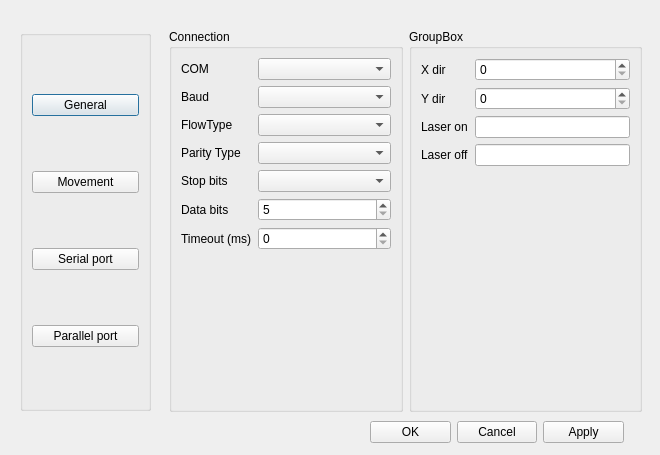
This is mainwindow/settings.ui in CommName/Cengrave as Qt 5 draws it before an edit. The edited form follows.
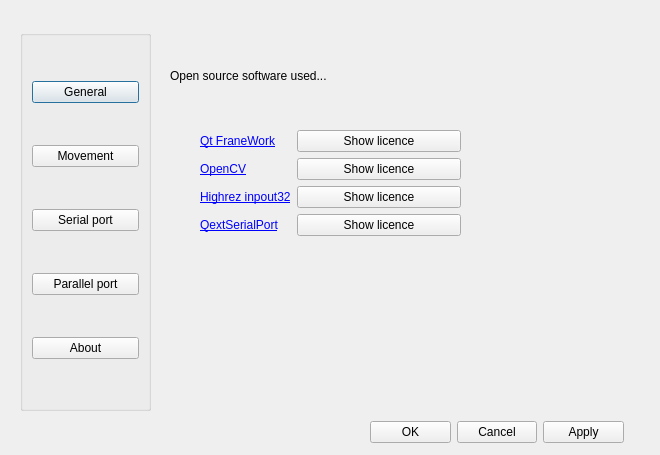
This is the edited form.

Commit message: Settings about

```diff
--- a/mainwindow/settings.ui
+++ b/mainwindow/settings.ui
@@ -75,6 +75,13 @@
       </property>
      </widget>
     </item>
+    <item>
+     <widget class="QPushButton" name="pushButton_2">
+      <property name="text">
+       <string>About</string>
+      </property>
+     </widget>
+    </item>
    </layout>
   </widget>
   <widget class="QStackedWidget" name="stackedWidget">
@@ -87,7 +94,7 @@
     </rect>
    </property>
    <property name="currentIndex">
-    <number>2</number>
+    <number>4</number>
    </property>
    <widget class="QWidget" name="general">
     <widget class="QComboBox" name="comboBox_mode">
@@ -926,6 +933,98 @@
      </item>
     </layout>
    </widget>
+   <widget class="QWidget" name="page">
+    <widget class="QLabel" name="label_3">
+     <property name="geometry">
+      <rect>
+       <x>10</x>
+       <y>40</y>
+       <width>171</width>
+       <height>31</height>
+      </rect>
+     </property>
+     <property name="text">
+      <string>Open source software used...</string>
+     </property>
+    </widget>
+    <widget class="QWidget" name="">
+     <property name="geometry">
+      <rect>
+       <x>40</x>
+       <y>110</y>
+       <width>261</width>
+       <height>111</height>
+      </rect>
+     </property>
+     <layout class="QFormLayout" name="formLayout_9">
+      <item row="0" column="0">
+       <widget class="QLabel" name="label_7">
+        <property name="text">
+         <string>&lt;a href=&quot;https://www.qt.io/&quot;&gt;Qt FraneWork&lt;/a&gt;</string>
+        </property>
+       </widget>
+      </item>
+      <item row="0" column="1">
+       <widget class="QPushButton" name="button_Qt_licence">
+        <property name="text">
+         <string>Show licence</string>
+        </property>
+       </widget>
+      </item>
+      <item row="1" column="0">
+       <widget class="QLabel" name="label_4">
+        <property name="text">
+         <string>&lt;a href=&quot;https://opencv.org/&quot;&gt;OpenCV&lt;/a&gt;</string>
+        </property>
+       </widget>
+      </item>
+      <item row="1" column="1">
+       <widget class="QPushButton" name="button_openCv_licence">
+        <property name="text">
+         <string>Show licence</string>
+        </property>
+       </widget>
+      </item>
+      <item row="2" column="0">
+       <widget class="QLabel" name="label_5">
+        <property name="text">
+         <string>&lt;a href=&quot;http://www.highrez.co.uk/&quot;&gt;Highrez inpout32&lt;/a&gt;</string>
+        </property>
+       </widget>
+      </item>
+      <item row="2" column="1">
+       <widget class="QPushButton" name="button_inpout32_licence">
+        <property name="text">
+         <string>Show licence</string>
+        </property>
+       </widget>
+      </item>
+      <item row="3" column="0">
+       <widget class="QLabel" name="label_6">
+        <property name="text">
+         <string>&lt;a href=&quot;http://qextserialport.github.io//&quot;&gt;QextSerialPort&lt;/a&gt;</string>
+        </property>
+        <property name="textFormat">
+         <enum>Qt::RichText</enum>
+        </property>
+        <property name="openExternalLinks">
+         <bool>true</bool>
+        </property>
+        <property name="textInteractionFlags">
+         <set>Qt::TextBrowserInteraction</set>
+        </property>
+       </widget>
+      </item>
+      <item row="3" column="1">
+       <widget class="QPushButton" name="button_SerialPort_licence">
+        <property name="text">
+         <string>Show licence</string>
+        </property>
+       </widget>
+      </item>
+     </layout>
+    </widget>
+   </widget>
   </widget>
   <widget class="QWidget" name="layoutWidget">
    <property name="geometry">
```
Left out of the diff: 33 changed lines with no effect on the pictures. The commit also changes 9 other files.
